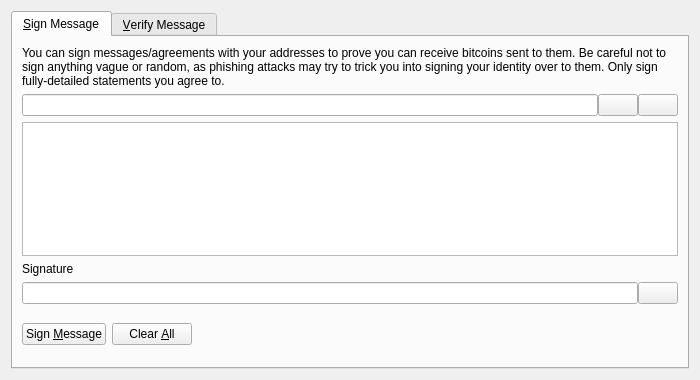
Above: src/qt/forms/signverifymessagedialog.ui from WalkerWaqiOrg/bitcoin-abc before the change. Below: the same form after it.
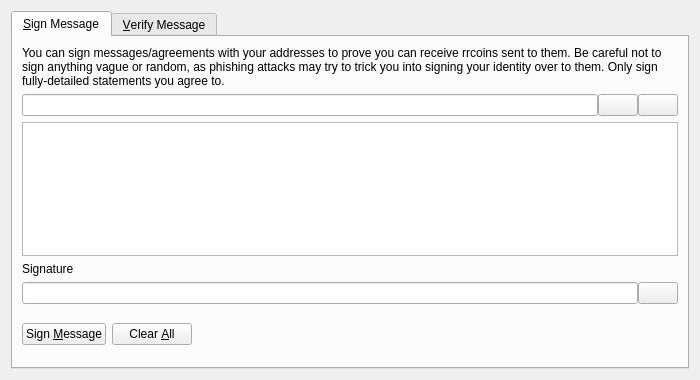
That is the form after the change. Icons and pictures are not drawn. Custom widgets are drawn as their Qt base class.

The edit to the form file:
```diff
--- a/src/qt/forms/signverifymessagedialog.ui
+++ b/src/qt/forms/signverifymessagedialog.ui
@@ -30,7 +30,7 @@
        <item>
         <widget class="QLabel" name="infoLabel_SM">
          <property name="text">
-          <string>You can sign messages/agreements with your addresses to prove you can receive bitcoins sent to them. Be careful not to sign anything vague or random, as phishing attacks may try to trick you into signing your identity over to them. Only sign fully-detailed statements you agree to.</string>
+          <string>You can sign messages/agreements with your addresses to prove you can receive rrcoins sent to them. Be careful not to sign anything vague or random, as phishing attacks may try to trick you into signing your identity over to them. Only sign fully-detailed statements you agree to.</string>
          </property>
          <property name="textFormat">
           <enum>Qt::PlainText</enum>
```
Left out of the diff: 8 changed lines with no effect on the pictures.
